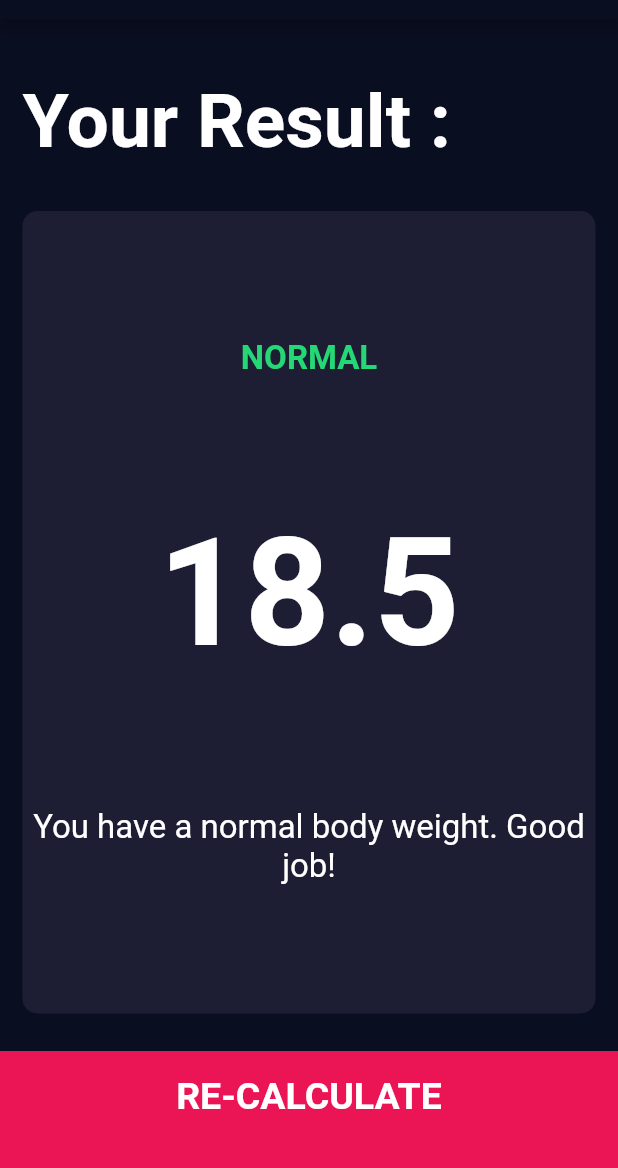
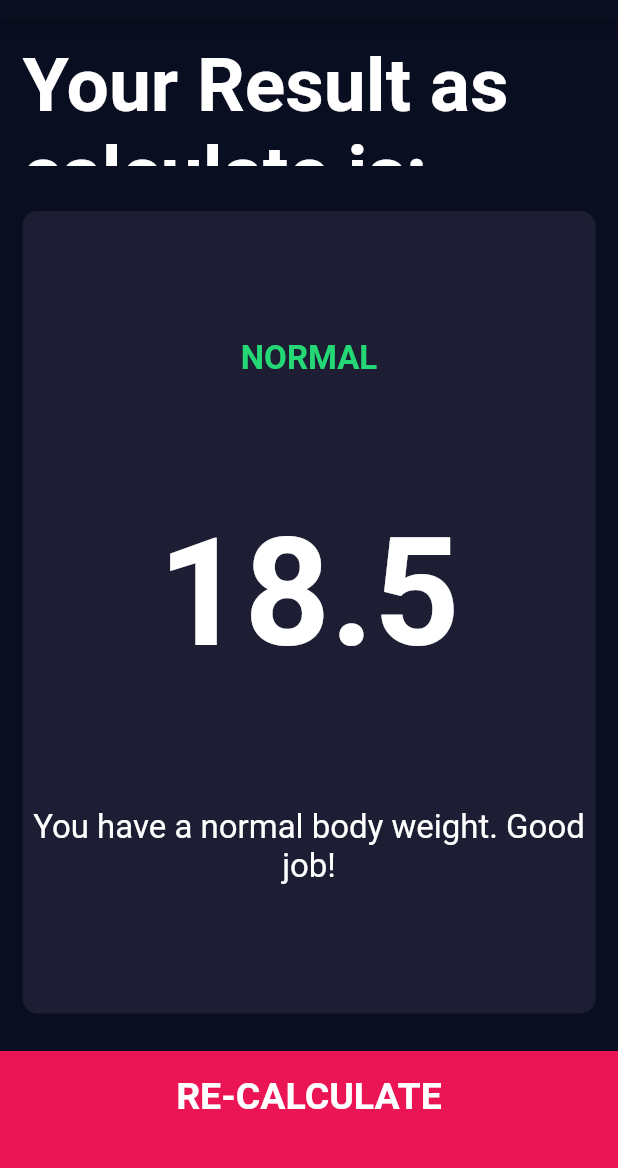
Before and after one commit to Vanshikaa00/bmi_calculator, a Flutter app: the screen it shows after launch, after a tap on "CALCULATE", on a phone screen of 412 x 824 dp, the part 65-1233 px from its top. Run offline on Flutter 3.47's test engine with Material 2 defaults, Android fonts, the phone set to English and light mode, and no system bars; our stand-ins replace font_awesome_flutter.

Commit message:
COMMIT-4

```diff
--- a/lib/screens/results_page.dart
+++ b/lib/screens/results_page.dart
@@ -27,7 +27,7 @@ class ResultsPage extends StatelessWidget {
               padding: EdgeInsets.all(15.0),
               alignment: Alignment.bottomLeft,
               child: Text(
-                'Your Result :',
+                'Your Result as calculate is:',
                 style: kTitleTextStyle,
               ),
             ),
```
